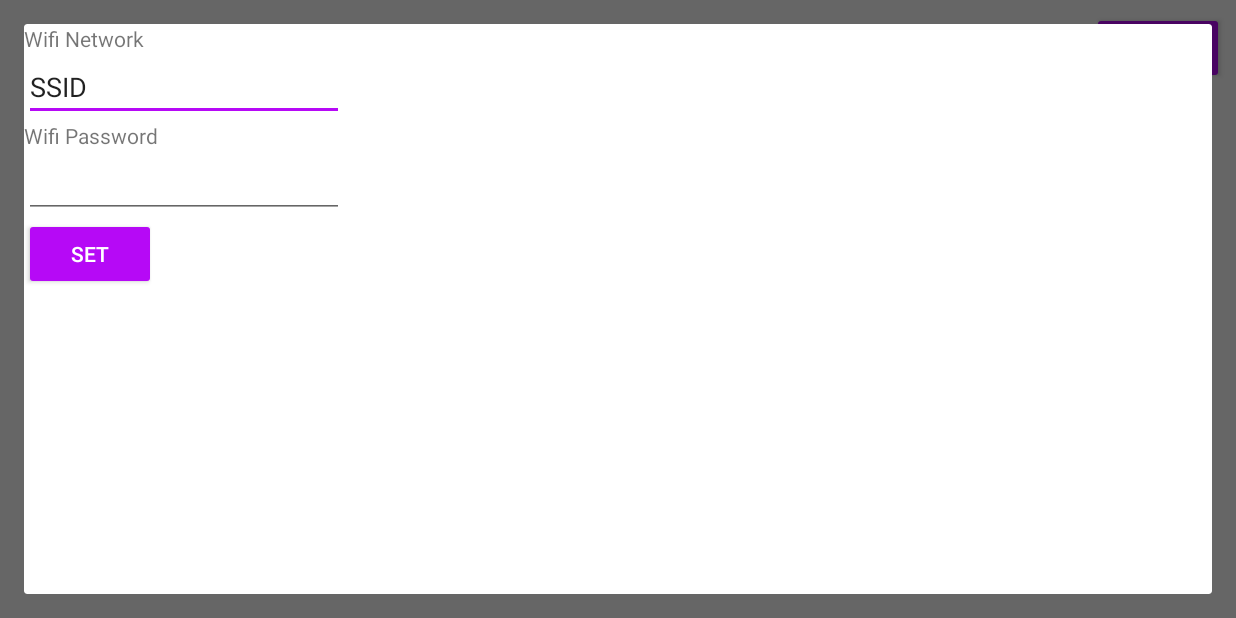
After one commit to rcaller/kegscales-android, an Android app: the fragment WifiDialog placed in its activity, on a phone screen of 824 x 412 dp (held sideways). The commit adds this screen. Run offline under Robolectric (Android 15) with nearby library versions, the phone set to English and light mode, and no system bars.

Commit message:
Add wifi settings dialog and system.

```diff
--- /dev/null
+++ b/app/src/main/java/com/tertiarybrewery/kegscales/WifiDialog.kt
@@ -0,0 +1,86 @@
+package com.tertiarybrewery.kegscales
+
+import android.app.Dialog
+import android.os.Build
+import android.os.Bundle
+import android.view.LayoutInflater
+import android.view.View
+import android.view.ViewGroup
+import android.view.WindowManager
+import android.widget.Button
+import android.widget.EditText
+import androidx.annotation.RequiresApi
+import androidx.fragment.app.DialogFragment
+
+class WifiDialog: DialogFragment(), View.OnClickListener {
+    companion object {
+
+        const val TAG = "wifi_dialog"
+        fun open(
+            kegId: String,
+            kegNumber: Int,
+            kegOrder: KegOrder,
+            kegScaleConnector: KegScaleConnector
+        ): WifiDialog {
+            val f = WifiDialog()
+            f.kegId = kegId
+            f.kegScaleConnector = kegScaleConnector
+            f.kegNumber = kegNumber
+            f.kegOrder = kegOrder
+            return f
+        }
+    }
+
+    private lateinit var kegId: String
+    private var kegNumber: Int = 0
+    private lateinit var kegOrder: KegOrder
+    private lateinit var kegScaleConnector: KegScaleConnector
+
+    override fun onCreate(savedInstanceState: Bundle?) {
+        super.onCreate(savedInstanceState)
+    }
+
+    override fun onCreateView(
+        inflater: LayoutInflater,
+        container: ViewGroup?,
+        savedInstanceState: Bundle?
+    ): View? {
+        super.onCreateView(inflater, container, savedInstanceState)
+        val view = inflater.inflate(R.layout.wifi_dialog, container, false)
+        return view
+    }
+    override fun onStart() {
+        super.onStart()
+        var dialog: Dialog? = getDialog();
+        if (dialog != null)
+        {
+            dialog.getWindow()?.setLayout(
+            WindowManager.LayoutParams.MATCH_PARENT,
+            WindowManager.LayoutParams.MATCH_PARENT
+            );
+            val setButton: Button? = dialog?.findViewById(R.id.setwifi)
+            setButton?.setOnClickListener(this)
+        }
+    }
+
+    @RequiresApi(Build.VERSION_CODES.TIRAMISU)
+    override fun onClick(v: View?) {
+        when (v?.getId()) {
+            R.id.setwifi -> {
+                onSetWifiClick(v)
+            }
+        }
+    }
+
+    @RequiresApi(Build.VERSION_CODES.TIRAMISU)
+    private fun onSetWifiClick(v: View) {
+        val ssid: EditText? = dialog?.findViewById(R.id.ssid)
+        val pwd: EditText? = dialog?.findViewById(R.id.password)
+        val ssidString = ssid?.text.toString()
+        val pwdString = pwd?.text.toString()
+        if (ssidString != null && pwdString!=null) {
+            kegScaleConnector.setWifi(kegId, ssidString, pwdString)
+        }
+        dialog?.dismiss()
+    }
+}
--- /dev/null
+++ b/app/src/main/res/layout/wifi_dialog.xml
@@ -0,0 +1,51 @@
+<?xml version="1.0" encoding="utf-8"?>
+<androidx.constraintlayout.widget.ConstraintLayout xmlns:android="http://schemas.android.com/apk/res/android"
+    xmlns:app="http://schemas.android.com/apk/res-auto"
+    xmlns:tools="http://schemas.android.com/tools"
+    android:layout_width="match_parent"
+    android:layout_height="match_parent">
+
+    <EditText
+        android:id="@+id/ssid"
+        android:layout_width="wrap_content"
+        android:layout_height="wrap_content"
+        android:ems="10"
+        android:inputType="text"
+        android:text="SSID"
+        app:layout_constraintStart_toStartOf="parent"
+        app:layout_constraintTop_toBottomOf="@+id/textView" />
+
+    <EditText
+        android:id="@+id/password"
+        android:layout_width="wrap_content"
+        android:layout_height="wrap_content"
+        android:ems="10"
+        android:inputType="textPassword"
+        app:layout_constraintStart_toStartOf="parent"
+        app:layout_constraintTop_toBottomOf="@+id/textView2" />
+
+    <TextView
+        android:id="@+id/textView"
+        android:layout_width="wrap_content"
+        android:layout_height="wrap_content"
+        android:text="Wifi Network"
+        app:layout_constraintStart_toStartOf="parent"
+        app:layout_constraintTop_toTopOf="parent" />
+
+    <TextView
+        android:id="@+id/textView2"
+        android:layout_width="wrap_content"
+        android:layout_height="wrap_content"
+        android:text="Wifi Password"
+        app:layout_constraintStart_toStartOf="parent"
+        app:layout_constraintTop_toBottomOf="@+id/ssid" />
+
+    <Button
+        android:id="@+id/setwifi"
+        style="@style/Widget.AppCompat.Button.Colored"
+        android:layout_width="wrap_content"
+        android:layout_height="wrap_content"
+        android:text="Set"
+        app:layout_constraintStart_toStartOf="parent"
+        app:layout_constraintTop_toBottomOf="@+id/password" />
+</androidx.constraintlayout.widget.ConstraintLayout>
```
Also changed, not shown: app/src/main/java/com/tertiarybrewery/kegscales/ConfigureDialog.kt (+8 -0 lines), app/src/main/java/com/tertiarybrewery/kegscales/KegScaleConnector.kt (+29 -0 lines), app/src/main/res/layout/configure_dialog.xml (+11 -0 lines).
